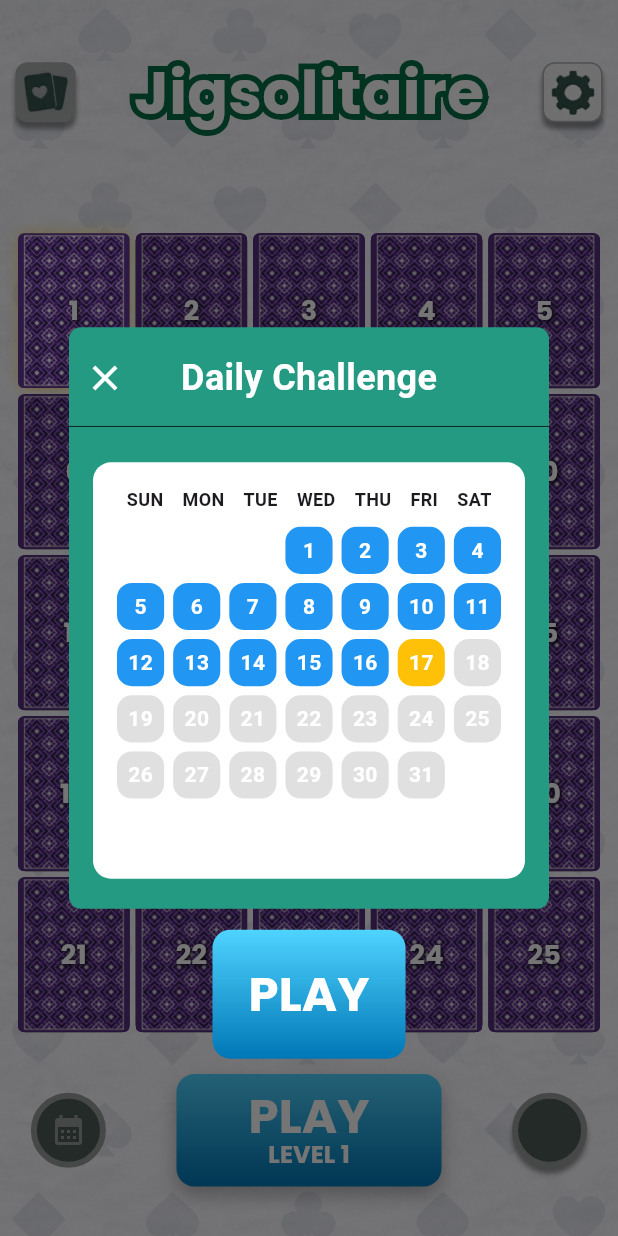
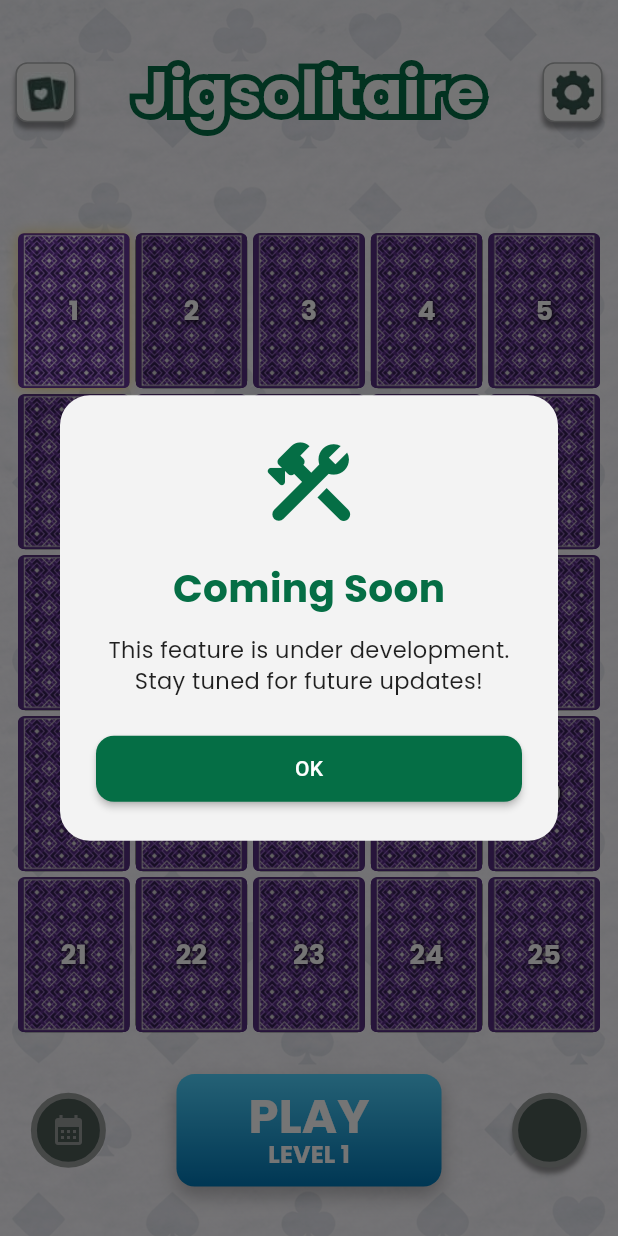
Before and after one commit to sunrisegxg/jigsolitaire, a Flutter app: the screen it shows after launch, after a tap on the "calendar month" icon, on a phone screen of 412 x 824 dp. Run offline on Flutter 3.47's test engine with Material 3 defaults, Android fonts, the phone set to English and light mode, and no system bars; our stand-ins replace flutter_bloc, google_fonts, just_audio, shared_preferences, vibration; missing offline and left inert: audio_session, flutter_confetti, flutter_soloud; statements that could not run were skipped.

Commit message:
feat: create ui page master challenge

```diff
--- a/lib/features/home/presentation/widgets/home_bottom_bar.dart
+++ b/lib/features/home/presentation/widgets/home_bottom_bar.dart
@@ -3,7 +3,9 @@ import 'package:flutter_bloc/flutter_bloc.dart';
 import 'package:google_fonts/google_fonts.dart';
 import 'package:jigsolitaire/core/services/interaction_service.dart';
 
-import '../dialogs/daily_challenge_dialog.dart';
+import '../../../challenge/presentation/pages/master_challenge_page.dart';
+
+// import '../dialogs/daily_challenge_dialog.dart';
 
 class HomeBottomBar extends StatelessWidget {
   final int currentLevel;
@@ -32,11 +34,73 @@ class HomeBottomBar extends StatelessWidget {
             onTap: () async {
               await context.read<InteractionService>().tap();
 
+              // if (!context.mounted) return;
+
+              // await showDialog<void>(
+              //   context: context,
+              //   builder: (_) => const DailyChallengeDialog(),
+              // );
+
               if (!context.mounted) return;
 
-              await showDialog<void>(
+              showDialog(
                 context: context,
-                builder: (_) => const DailyChallengeDialog(),
+                builder: (_) => Dialog(
+                  shape: RoundedRectangleBorder(
+                    borderRadius: BorderRadius.circular(20),
+                  ),
+                  backgroundColor: const Color(0xFFF3F3F3),
+                  child: Padding(
+                    padding: const EdgeInsets.all(24),
+                    child: Column(
+                      mainAxisSize: MainAxisSize.min,
+                      children: [
+                        const Icon(
+                          Icons.construction_rounded,
+                          size: 70,
+                          color: Color(0xFF056E45),
+                        ),
+                        const SizedBox(height: 16),
+                        Text(
+                          "Coming Soon",
+                          style: GoogleFonts.poppins(
+                            fontSize: 26,
+                            fontWeight: FontWeight.bold,
+                            color: const Color(0xFF056E45),
+                          ),
+                        ),
+                        const SizedBox(height: 12),
+                        Text(
+                          "This feature is under development.\nStay tuned for future updates!",
+                          textAlign: TextAlign.center,
+                          style: GoogleFonts.poppins(
+                            fontSize: 15,
+                            color: Colors.black87,
+                          ),
+                        ),
+                        const SizedBox(height: 24),
+                        SizedBox(
+                          width: double.infinity,
+                          child: ElevatedButton(
+                            onPressed: () => Navigator.pop(context),
+                            style: ElevatedButton.styleFrom(
+                              backgroundColor: const Color(0xFF056E45),
+                              foregroundColor: Colors.white,
+                              elevation: 2,
+                              shape: RoundedRectangleBorder(
+                                borderRadius: BorderRadius.circular(12),
+                              ),
+                            ),
+                            child: const Padding(
+                              padding: EdgeInsets.symmetric(vertical: 12),
+                              child: Text("OK"),
+                            ),
+                          ),
+                        ),
+                      ],
+                    ),
+                  ),
+                ),
               );
             },
             child: Container(
@@ -112,7 +176,17 @@ class HomeBottomBar extends StatelessWidget {
             ),
           ),
           const Spacer(),
-          Container(
+          GestureDetector(
+            onTap: () async {
+              await context.read<InteractionService>().tap();
+
+              if (!context.mounted) return;
+              Navigator.push(
+                context,
+                MaterialPageRoute(builder: (_) => const MasterChallengePage()),
+              );
+            },
+            child: Container(
               width: 50,
               height: 50,
               padding: const EdgeInsets.all(10),
@@ -134,6 +208,7 @@ class HomeBottomBar extends StatelessWidget {
                 fit: BoxFit.cover,
               ),
             ),
+          ),
         ],
       ),
     );
--- a/lib/features/home/presentation/widgets/home_header.dart
+++ b/lib/features/home/presentation/widgets/home_header.dart
@@ -40,7 +40,7 @@ class HomeHeader extends StatelessWidget {
                 padding: const EdgeInsets.all(4),
                 decoration: BoxDecoration(
                   borderRadius: BorderRadius.circular(8),
-                  color: const Color(0xFFADAEAF),
+                  color: const Color(0xFFF3F3F3),
                   border: Border.all(color: const Color(0xFFACAEAF)),
                   boxShadow: [
                     BoxShadow(
@@ -50,7 +50,7 @@ class HomeHeader extends StatelessWidget {
                     ),
                   ],
                 ),
-                child: Image.asset('assets/images/card.png'),
+                child: Image.asset('assets/images/card.jpg'),
               ),
             ),
             const Spacer(),
```
Also changed, not shown: lib/features/challenge/domain/entities/challenge_level.dart (added, +7 -0 lines), lib/features/challenge/presentation/pages/master_challenge_page.dart (added, +227 -0 lines), assets/images/backcard2.jpg (added), assets/images/card.jpg (added), assets/images/card.png (deleted), pubspec.lock. Lines whose indentation alone changed are shown as unchanged.
